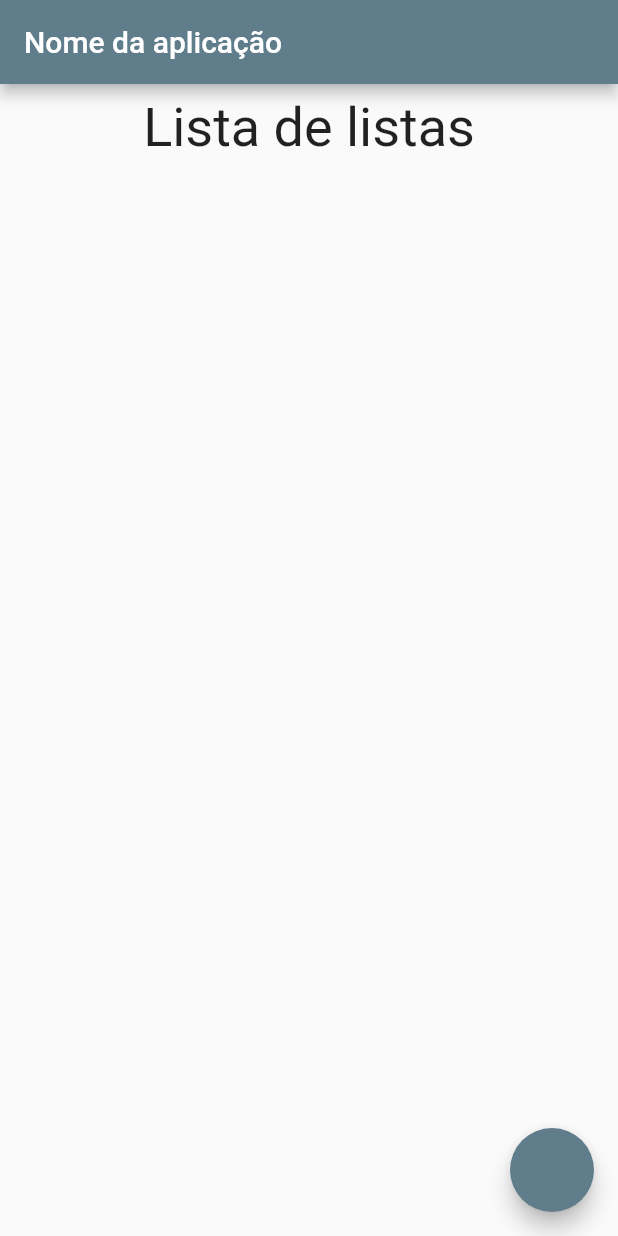
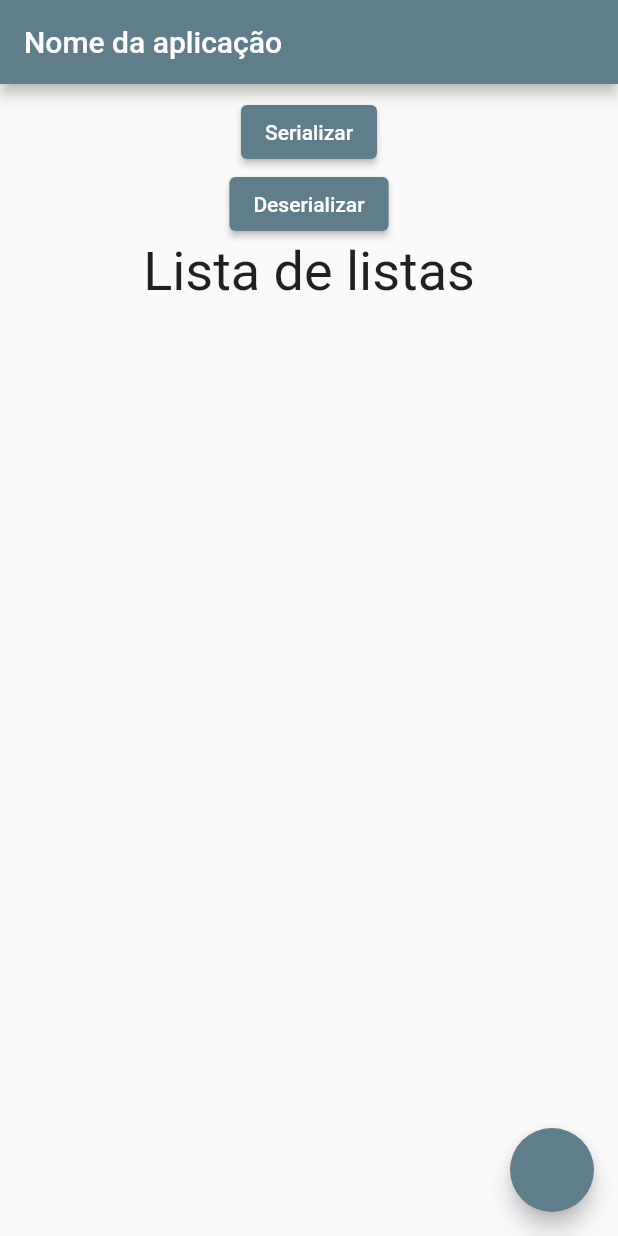
Before and after one commit to fredmessias43/merc_app, a Flutter app: the screen it shows after launch, on a phone screen of 412 x 824 dp. Run offline on Flutter 3.47's test engine with Material 2 defaults, Android fonts, the phone set to English and light mode, and no system bars.

Commit message:
add serialization

```diff
--- a/lib/models/item.dart
+++ b/lib/models/item.dart
@@ -6,5 +6,14 @@ class Item {
   bool done;
   Color? color;
 
-  Item({required this.id, required  this.name, required  this.done, this.color});
+  Item({required this.id, required this.name, required this.done, this.color});
+
+  Item.fromJson(Map<String, dynamic> json)
+      : id = json['id'],
+        name = json['name'],
+        done = json['done'],
+        color = Color(json['color']);
+
+  Map<String, dynamic> toJson() =>
+      {'id': id, 'name': name, 'done': done, 'color': color?.value};
 }
--- a/lib/models/items_list.dart
+++ b/lib/models/items_list.dart
@@ -1,3 +1,5 @@
+import 'dart:convert';
+
 import 'package:merc_app/models/item.dart';
 
 class ItemsList {
@@ -6,4 +8,13 @@ class ItemsList {
   List<Item> items;
 
   ItemsList({required this.id, required this.name, required this.items});
+
+  ItemsList.fromJson(Map<String, dynamic> json)
+      : id = json['id'],
+        name = json['name'],
+        items = (json['items'] as List<dynamic>)
+            .map((e) => Item.fromJson(e as Map<String, dynamic>))
+            .toList();
+
+  Map<String, dynamic> toJson() => {'id': id, 'name': name, 'items': items};
 }
--- a/lib/models/list_group.dart
+++ b/lib/models/list_group.dart
@@ -1,3 +1,5 @@
+import 'dart:convert';
+
 import 'package:merc_app/models/items_list.dart';
 
 class ListGroup {
@@ -7,4 +9,14 @@ class ListGroup {
   List<ItemsList> itemsLists;
 
   ListGroup({required this.id, required this.name, required this.itemsLists});
+
+  ListGroup.fromJson(Map<String, dynamic> json)
+      : id = json['id'],
+        name = json['name'],
+        itemsLists = (json['itemsLists'] as List<dynamic>)
+            .map((e) => ItemsList.fromJson(e as Map<String, dynamic>))
+            .toList();
+
+  Map<String, dynamic> toJson() =>
+      {'id': id, 'name': name, 'itemsLists': itemsLists};
 }
--- a/lib/pages/list_group_page.dart
+++ b/lib/pages/list_group_page.dart
@@ -1,3 +1,4 @@
+import 'dart:convert';
 import 'dart:math';
 
 import 'package:flutter/material.dart';
@@ -6,6 +7,7 @@ import 'package:merc_app/models/item.dart';
 import 'package:merc_app/models/items_list.dart';
 import 'package:merc_app/models/list_group.dart';
 import 'package:merc_app/pages/list_page.dart';
+import 'package:merc_app/services/storage.dart';
 
 class ListGroupPage extends StatefulWidget {
   const ListGroupPage({Key? key}) : super(key: key);
@@ -18,8 +20,10 @@ class _ListGroupPageState extends State<ListGroupPage> {
   final _formKey = GlobalKey<FormState>();
   final myController = TextEditingController();
   Random rng = Random();
-  //List<ItemsList> itemsLists = [];
-  ListGroup group = ListGroup(id: 1, name: "Nome da aplicação", itemsLists: []);
+
+  late ListGroup group;
+  String encoded = "";
+  Storage storage = Storage();
 
   void addItemsList(String name) {
     group.itemsLists
@@ -33,6 +37,39 @@ class _ListGroupPageState extends State<ListGroupPage> {
   void updateListGroup(ItemsList list) {
     group.itemsLists[
         group.itemsLists.indexWhere((element) => element.id == list.id)] = list;
+    debugPrint('${group.itemsLists}');
+  }
+
+  void serialize() {
+    setState(() {
+      encoded = jsonEncode(group);
+    });
+    storage.writeData(encoded);
+  }
+
+  void deserialize() {
+    storage.readData().then((String value) {
+      setState(() {
+        encoded = value;
+
+        Map<String, dynamic> json = jsonDecode(value);
+
+        debugPrint("ItemsList.fromJson(json['itemsLists']).toString()");
+        group = ListGroup.fromJson(json);
+      });
+    });
+  }
+
+  @override
+  void initState() {
+    group = ListGroup(id: 0, name: "Nome da aplicação", itemsLists: []);
+    super.initState();
+  }
+
+  @override
+  void dispose() {
+    serialize();
+    super.dispose();
   }
 
   @override
@@ -106,6 +143,10 @@ class _ListGroupPageState extends State<ListGroupPage> {
           padding: const EdgeInsets.only(right: 16, left: 16, top: 8),
           child: Column(
             children: <Widget>[
+              ElevatedButton(
+                  onPressed: serialize, child: const Text("Serializar")),
+              ElevatedButton(
+                  onPressed: deserialize, child: const Text("Deserializar")),
               const Text(
                 "Lista de listas",
                 style: TextStyle(fontSize: 36),
@@ -132,7 +173,7 @@ class _ListGroupPageState extends State<ListGroupPage> {
                                 return ListPage(itemsList: item);
                               }));
                               res.then((value) {
-                                debugPrint('$value');
+                                debugPrint(value.toString());
                                 setState(() {
                                   updateListGroup(value);
                                 });
--- a/pubspec.yaml
+++ b/pubspec.yaml
@@ -35,6 +35,7 @@ dependencies:
   # Use with the CupertinoIcons class for iOS style icons.
   cupertino_icons: ^1.0.2
   provider: ^6.0.0
+  path_provider: ^2.0.9
 
 dev_dependencies:
   flutter_test:
@@ -46,6 +47,9 @@ dev_dependencies:
   # package. See that file for information about deactivating specific lint
   # rules and activating additional ones.
   flutter_lints: ^1.0.0
+
+  build_runner: ^2.0.0
+  json_serializable: ^6.0.0
 
 # For information on the generic Dart part of this file, see the
 # following page: https://dart.dev/tools/pub/pubspec
```
Also changed, not shown: lib/services/storage.dart (added, +36 -0 lines), pubspec.lock, 1 other file.
